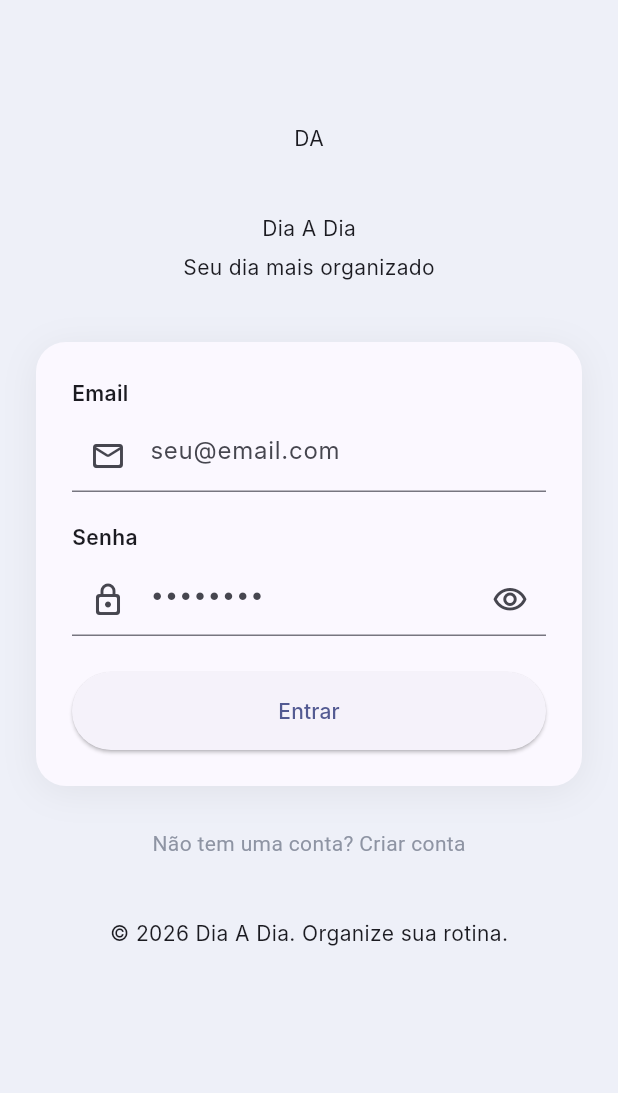
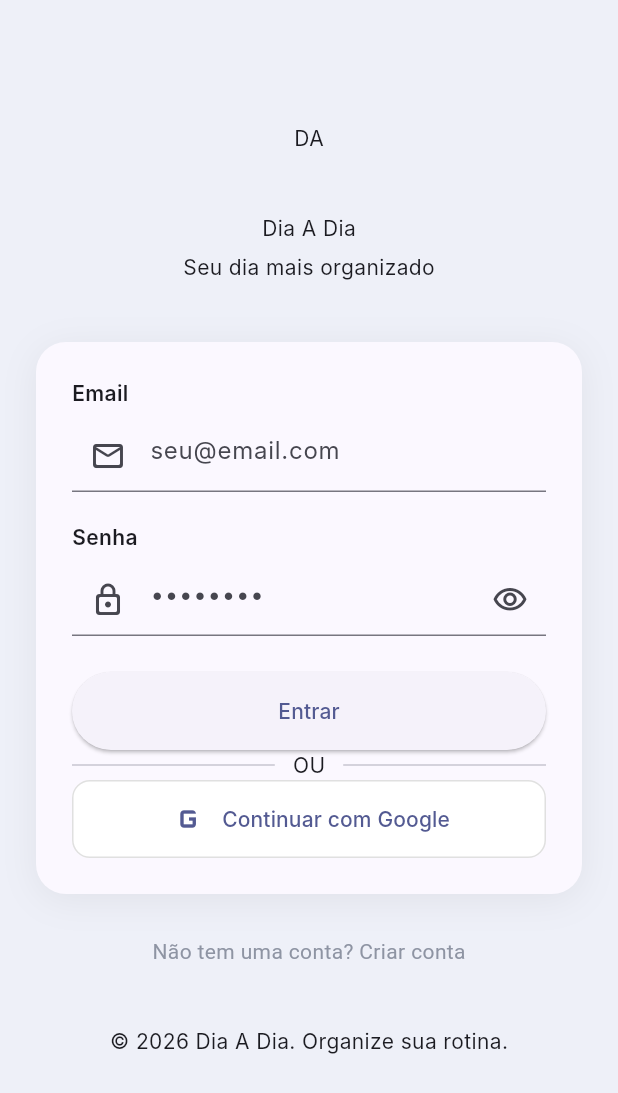
Before and after one commit to RobertoTadeuAlmeida/dia_a_dia, a Flutter app: the screen it shows after launch, on a phone screen of 412 x 824 dp. Shown: the top 1093 px of the screen. Run offline on Flutter 3.47's test engine with Material 3 defaults, Android fonts, the phone set to English and light mode, and no system bars; our stand-ins replace flutter_secure_storage, supabase_flutter; accounts and stored records are empty; Roboto replaces fonts that are missing (Inter).

Commit message:
feat(auth): finalizar fluxo de autenticação do MVP
- Configura Provider na aplicação
- Integra LoginPage com AuthViewModel
- Implementa login por email e senha
- Implementa login com Google OAuth
- Configura Supabase e Secure Storage
- Adiciona tratamento de estados de autenticação
- Cria widget GoogleButton
- Adiciona loading e tratamento de erros
- Valida fluxo OAuth com Google Cloud e Supabase

```diff
--- a/lib/modules/login/repositories/auth_repository.dart
+++ b/lib/modules/login/repositories/auth_repository.dart
@@ -53,7 +53,8 @@ class AuthRepository {
   /// Lança [Exception] com a string 'autenticacao_cancelada' quando o usuário cancela o fluxo.
   Future<void> signInWithGoogle() async {
     try {
-      // TODO: Supabase integration — configurar OAuth com Google provider
+      // TODO: validar criação da sessão após retorno do OAuth.
+      // Em versões futuras usar authStateChanges para capturar login concluído.
       final response = await _supabaseClient.auth.signInWithOAuth(
         OAuthProvider.google,
         redirectTo: 'io.supabase.flutter://login-callback/',
--- a/lib/modules/login/view/pages/login_page.dart
+++ b/lib/modules/login/view/pages/login_page.dart
@@ -58,6 +58,7 @@ class _LoginPageState extends State<LoginPage> {
                 onTogglePassword: togglePasswordVisibility,
                 isLoading: isLoading,
                 onSignIn: _handleSignIn,
+                onGoogleSignIn: _handleGoogleSignIn,
               ),
 
               const SizedBox(height: 28),
@@ -89,6 +90,12 @@ class _LoginPageState extends State<LoginPage> {
       );
     }
   }
+
+  Future<void> _handleGoogleSignIn() async {
+    final authViewModel = context.read<AuthViewModel>();
+
+    await authViewModel.signInWithGoogle();
+  }
 }
 
 class _SignUpText extends StatelessWidget {
@@ -105,9 +112,7 @@ class _SignUpText extends StatelessWidget {
         children: [
           TextSpan(
             text: 'Criar conta',
-            style: const TextStyle(
-
-            ),
+            style: const TextStyle(),
             recognizer: TapGestureRecognizer()..onTap = onTap,
           ),
         ],
--- a/lib/modules/login/view/pages/widgets/google_button.dart
+++ b/lib/modules/login/view/pages/widgets/google_button.dart
@@ -0,0 +1,57 @@
+import 'package:flutter/material.dart';
+
+import 'package:dia_a_dia/core/theme/app_theme.dart';
+
+class GoogleButton extends StatelessWidget {
+  const GoogleButton({
+    super.key,
+    required this.onPressed,
+    required this.isLoading,
+  });
+
+  final VoidCallback? onPressed;
+  final bool isLoading;
+
+  @override
+  Widget build(BuildContext context) {
+    return SizedBox(
+      width: double.infinity,
+      height: 52,
+      child: OutlinedButton(
+        onPressed: isLoading ? null : onPressed,
+        style: OutlinedButton.styleFrom(
+          backgroundColor: Colors.white,
+          side: BorderSide(
+            color: Colors.grey.shade300,
+          ),
+          shape: RoundedRectangleBorder(
+            borderRadius: BorderRadius.circular(
+              AppDimensions.radiusMedium,
+            ),
+          ),
+        ),
+        child: isLoading
+            ? const SizedBox(
+          width: 22,
+          height: 22,
+          child: CircularProgressIndicator(
+            strokeWidth: 2,
+          ),
+        )
+            : const Row(
+          mainAxisAlignment: MainAxisAlignment.center,
+          children: [
+            Icon(
+              Icons.g_mobiledata,
+              size: 28,
+            ),
+            SizedBox(width: 8),
+            Text(
+              'Continuar com Google',
+            ),
+          ],
+        ),
+      ),
+    );
+  }
+}
--- a/lib/modules/login/view/pages/widgets/login_card.dart
+++ b/lib/modules/login/view/pages/widgets/login_card.dart
@@ -1,9 +1,12 @@
+import 'package:dia_a_dia/modules/login/view/pages/widgets/or_divider.dart';
 import 'package:flutter/material.dart';
 
 import 'package:dia_a_dia/core/theme/app_theme.dart';
 import 'package:dia_a_dia/core/widgets/custom_text_field.dart';
 import 'package:dia_a_dia/modules/login/utils/login_validators.dart';
 import 'package:dia_a_dia/modules/login/view/pages/widgets/sign_in_button.dart';
+
+import 'google_button.dart';
 
 class LoginCard extends StatelessWidget {
   const LoginCard({
@@ -15,6 +18,7 @@ class LoginCard extends StatelessWidget {
     required this.onTogglePassword,
     required this.isLoading,
     required this.onSignIn,
+    required this.onGoogleSignIn,
   });
 
   final GlobalKey<FormState> formKey;
@@ -26,6 +30,7 @@ class LoginCard extends StatelessWidget {
 
   final VoidCallback onTogglePassword;
   final VoidCallback onSignIn;
+  final VoidCallback onGoogleSignIn;
   final bool isLoading;
 
   @override
@@ -90,6 +95,8 @@ class LoginCard extends StatelessWidget {
             const SizedBox(height: 24),
 
             SignInButton(isLoading: isLoading, onPressed: onSignIn),
+            OrDivider(),
+            GoogleButton(isLoading: isLoading, onPressed: onGoogleSignIn),
           ],
         ),
       ),
--- a/lib/modules/login/view/pages/widgets/or_divider.dart
+++ b/lib/modules/login/view/pages/widgets/or_divider.dart
@@ -1,7 +1,7 @@
 import 'package:flutter/material.dart';
 
-class _OrDivider extends StatelessWidget {
-  const _OrDivider();
+class OrDivider extends StatelessWidget {
+  const OrDivider({super.key});
 
   @override
   Widget build(BuildContext context) {
--- a/lib/modules/login/viewmodel/auth_viewmodel.dart
+++ b/lib/modules/login/viewmodel/auth_viewmodel.dart
@@ -79,10 +79,11 @@ class AuthViewModel extends ChangeNotifier {
       await _repository.signInWithGoogle();
       _setStatus(AuthStatus.authenticated);
     } on Exception catch (e) {
-      if (_getErrorMessage(e) == 'autenticacao_cancelada') {
+      final message = _getErrorMessage(e);
+      if (message == 'autenticacao_cancelada') {
         _setStatus(AuthStatus.unauthenticated);
       } else {
-        _setError(_getErrorMessage(e));
+        _setError(message);
       }
     }
   }
```
Also changed, not shown: 1 other file.
